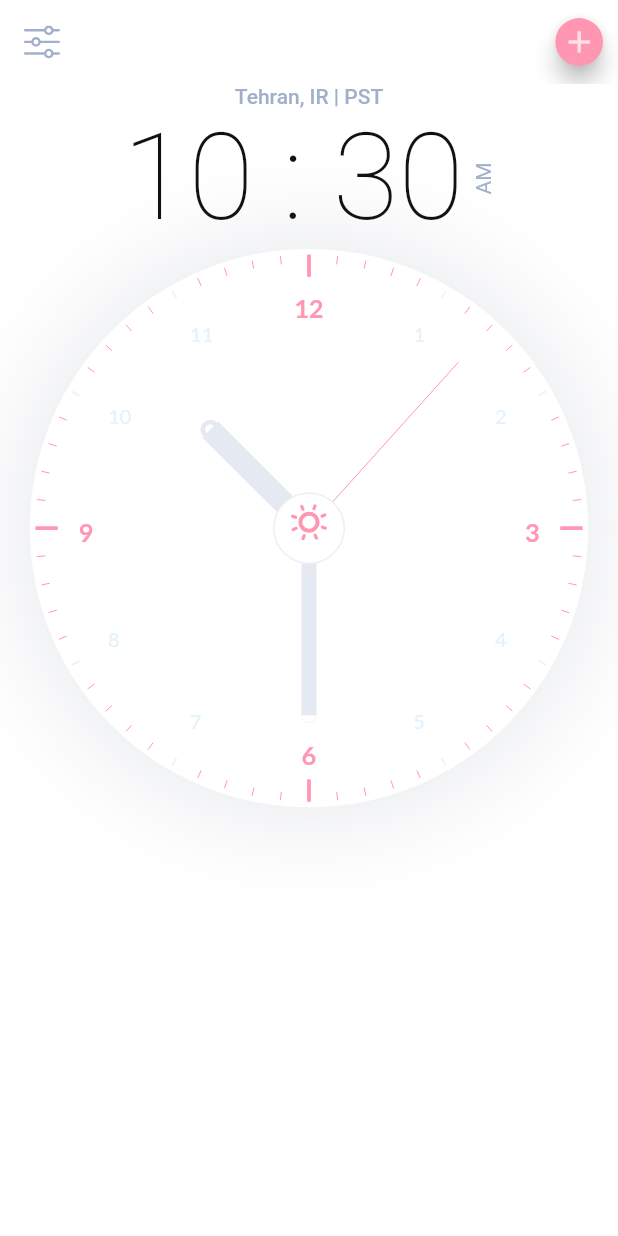
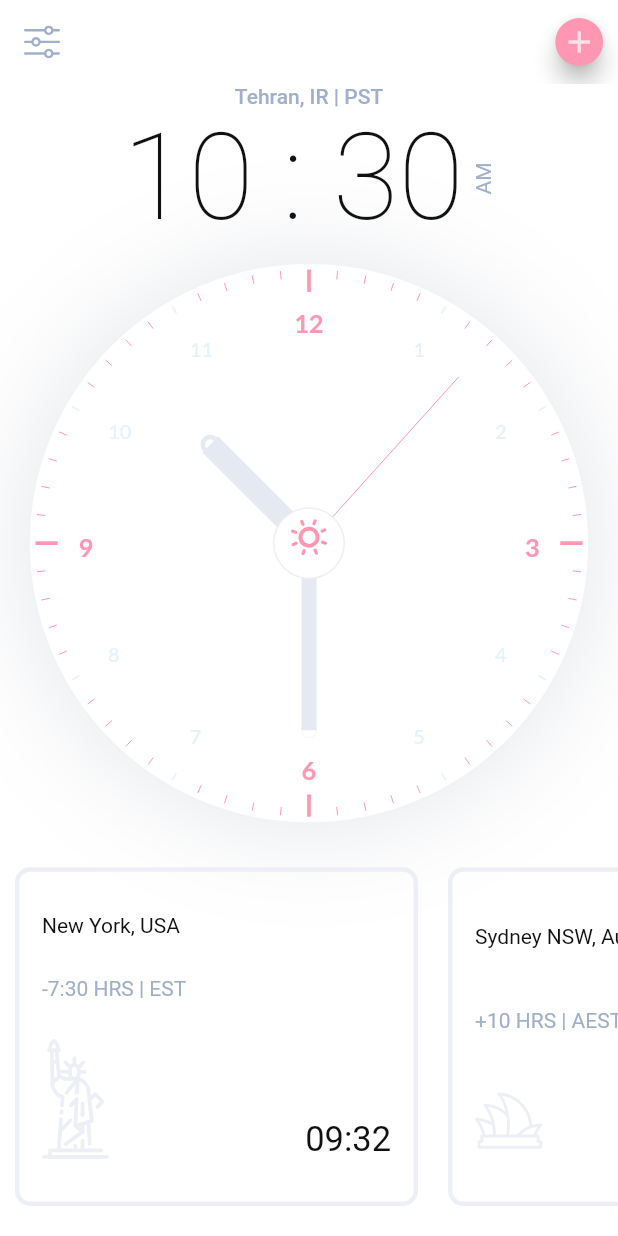
Before and after one commit to RShpd/analog_themed_clock, a Flutter app: the screen it shows after launch, on a phone screen of 412 x 824 dp. Run offline on Flutter 3.47's test engine with Material 2 defaults, Android fonts, the phone set to English and light mode, and no system bars; our stand-ins replace flutter_svg, google_fonts.

Commit message:
add country time tile widget

```diff
--- a/lib/screens/home_screen.dart
+++ b/lib/screens/home_screen.dart
@@ -2,6 +2,7 @@ import 'dart:async';
 
 import 'package:analog_clock/size_config.dart';
 import 'package:analog_clock/widgets/analog_clock_widget.dart';
+import 'package:analog_clock/widgets/country_time_widget.dart';
 import 'package:analog_clock/widgets/digital_clock_widget.dart';
 import 'package:flutter/material.dart';
 import 'package:flutter_svg/flutter_svg.dart';
@@ -37,13 +38,38 @@ class _HomeScreenState extends State<HomeScreen> {
         child: Column(
           mainAxisSize: MainAxisSize.max,
           crossAxisAlignment: CrossAxisAlignment.center,
+          mainAxisAlignment: MainAxisAlignment.spaceBetween,
           children: [
             Text(
               'Tehran, IR | PST',
               style: Theme.of(context).textTheme.bodyText1,
             ),
             DigitalClockWidget(timeOfDay: _timeOfDay),
+            SizedBox(height: 10),
             AnalogClockWidget(time: _dateTime),
+            SizedBox(height: 10),
+            Flexible(
+              child: SingleChildScrollView(
+                scrollDirection: Axis.horizontal,
+                physics: BouncingScrollPhysics(),
+                child: Row(
+                  children: [
+                    CountryTimeTileWidget(
+                      imagePath: 'assets/icons/Liberty.svg',
+                      timeZone: '-7:30 HRS | EST',
+                      time: '09:32',
+                      name: 'New York, USA',
+                    ),
+                    CountryTimeTileWidget(
+                      imagePath: 'assets/icons/Sydney.svg',
+                      timeZone: '+10 HRS | AEST',
+                      time: '23:50',
+                      name: 'Sydney NSW, Australia',
+                    ),
+                  ],
+                ),
+              ),
+            )
           ],
         ),
       ),
--- /dev/null
+++ b/lib/widgets/country_time_widget.dart
@@ -0,0 +1,66 @@
+import 'package:analog_clock/size_config.dart';
+import 'package:flutter/material.dart';
+import 'package:flutter/widgets.dart';
+import 'package:flutter_svg/svg.dart';
+
+class CountryTimeTileWidget extends StatelessWidget {
+  final String imagePath, name, time, timeZone;
+
+  const CountryTimeTileWidget(
+      {Key key,
+      @required this.imagePath,
+      @required this.name,
+      @required this.time,
+      @required this.timeZone})
+      : super(key: key);
+
+  @override
+  Widget build(BuildContext context) {
+    return Padding(
+      padding: const EdgeInsets.symmetric(horizontal: 10, vertical: 20),
+      child: Container(
+        width: getProportionateScreenWidth(270),
+        decoration: BoxDecoration(
+          borderRadius: BorderRadius.all(Radius.circular(10)),
+          border: Border.all(
+              color: Theme.of(context).primaryIconTheme.color, width: 3),
+        ),
+        child: Padding(
+          padding: const EdgeInsets.all(15),
+          child: Column(
+            crossAxisAlignment: CrossAxisAlignment.start,
+            mainAxisAlignment: MainAxisAlignment.spaceAround,
+            children: [
+              Text(
+                name,
+                style: Theme.of(context)
+                    .textTheme
+                    .headline4
+                    .copyWith(fontSize: 14),
+              ),
+              Text(timeZone),
+              Row(
+                mainAxisAlignment: MainAxisAlignment.spaceBetween,
+                crossAxisAlignment: CrossAxisAlignment.end,
+                children: [
+                  SvgPicture.asset(
+                    imagePath,
+                    color: Theme.of(context).primaryIconTheme.color,
+                    width: getProportionateScreenWidth(45),
+                  ),
+                  Text(
+                    time,
+                    style: Theme.of(context)
+                        .textTheme
+                        .headline4
+                        .copyWith(fontSize: 23),
+                  )
+                ],
+              )
+            ],
+          ),
+        ),
+      ),
+    );
+  }
+}
```
